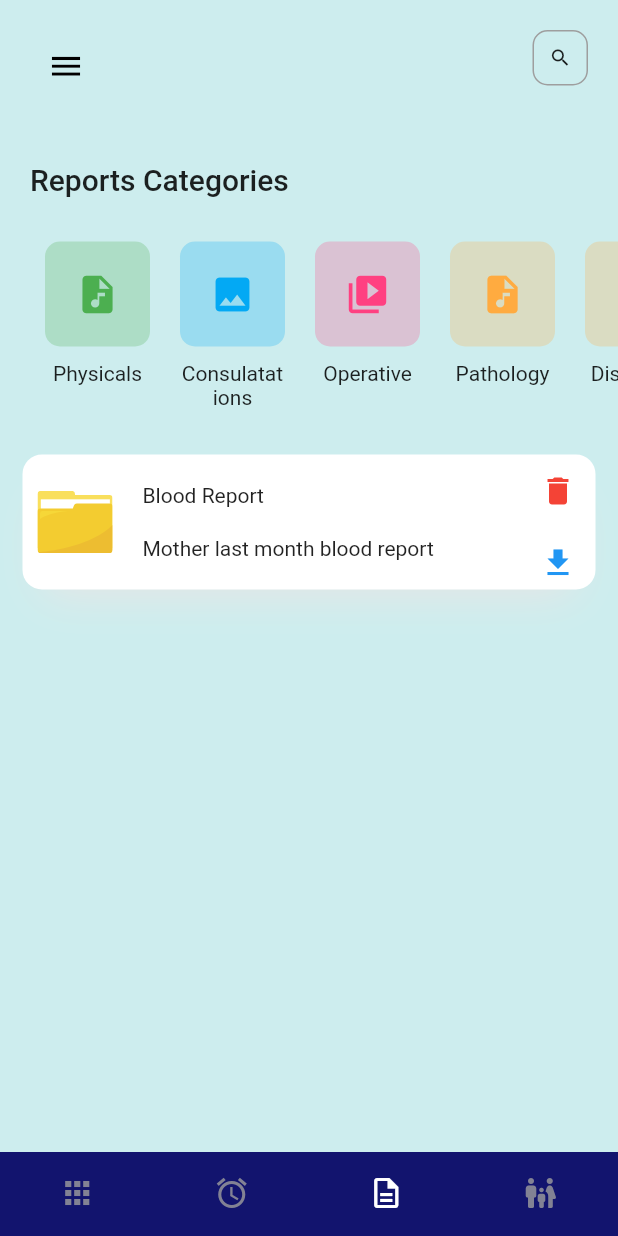
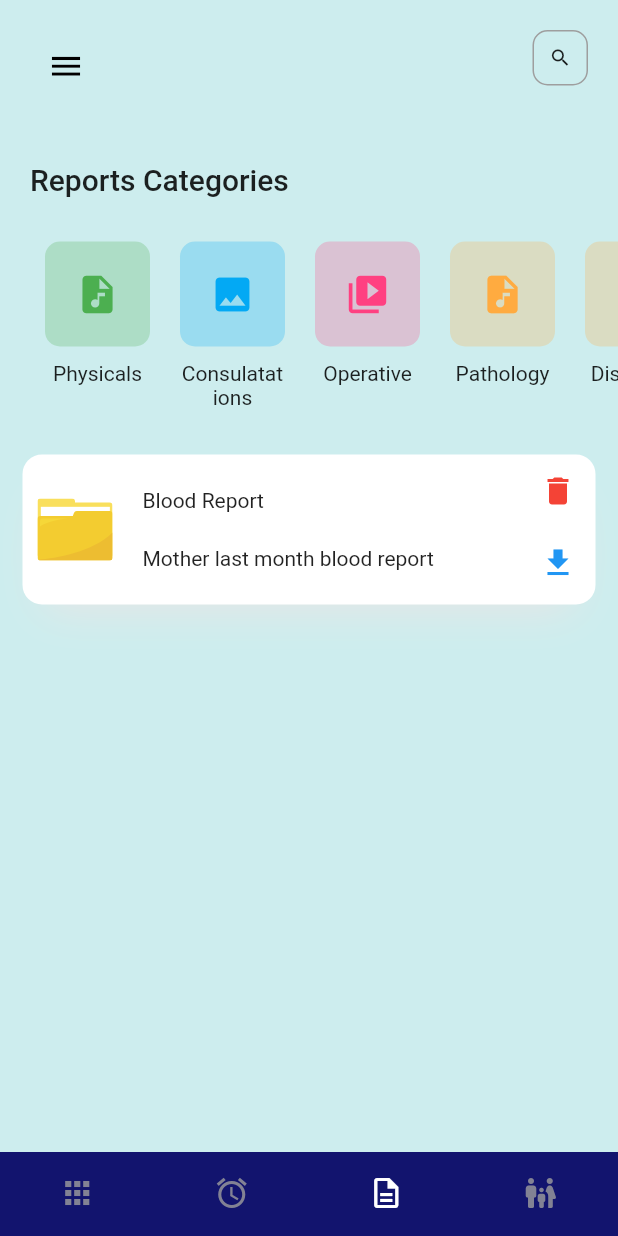
Before and after one commit to kaveenakash/Final_MediAPP, a Flutter app: the screen it shows after launch, item 3 of the bottom bar chosen, on a phone screen of 412 x 824 dp. Run offline on Flutter 3.47's test engine with Material 2 defaults, Android fonts, the light colour scheme and no system bars; our stand-ins replace date_picker_timeline, flutter_staggered_animations, flutter_svg, get, google_fonts, sqflite; accounts and stored records are empty.

Commit message:
card height fixed

```diff
--- a/lib/screens/HealthInformation/healthinformation_screen.dart
+++ b/lib/screens/HealthInformation/healthinformation_screen.dart
@@ -70,7 +70,7 @@ class _HealthInformationScreenState extends State<HealthInformationScreen>{
                 Container(
                   margin: EdgeInsets.only(left: 15,right: 15),
                   padding: EdgeInsets.only(left:10),
-                  height: 90,
+                  height: 100,
                   decoration: BoxDecoration(
                     color: Colors.white,
                     borderRadius: BorderRadius.circular(13),
```
